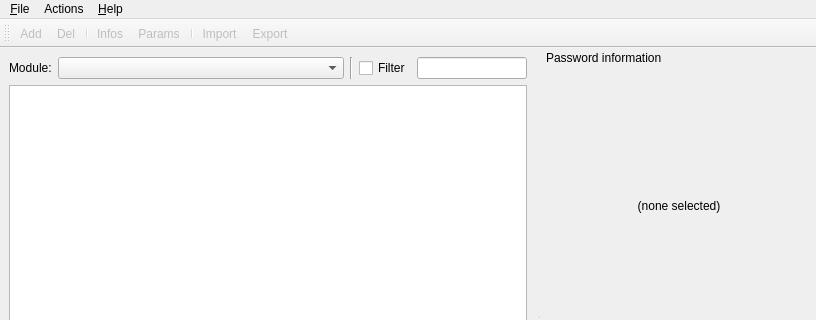
Before: the Qt Designer form util/qt/mainwindow.ui in mupuf/PPassKeeper, drawn with Qt 5; both pictures show x 0 to 816 and y 0 to 320 of the 816 by 621 pixel window.
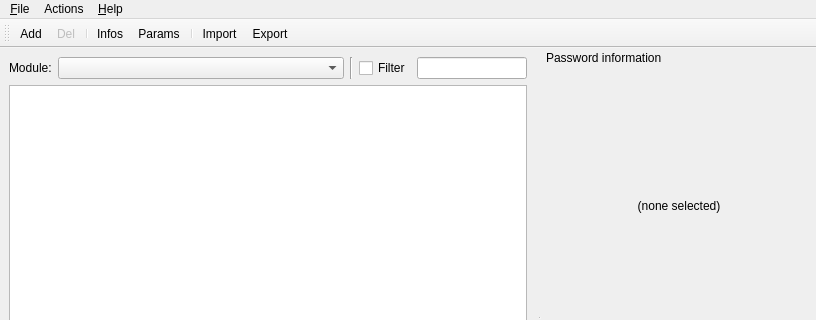
After: the same form once the commit is applied. Icons and pictures are not drawn.

Commit message: Util Qt: Re-order widgets in addPwd; Add icons to 'Add' and 'Del'; Shorten some error messages; Fix consistency with the module combobox; Add a context menu

```diff
--- a/util/qt/mainwindow.ui
+++ b/util/qt/mainwindow.ui
@@ -103,12 +103,12 @@
    <addaction name="menu_Help"/>
   </widget>
   <widget class="QToolBar" name="toolBar">
-   <property name="enabled">
-    <bool>false</bool>
-   </property>
    <property name="windowTitle">
     <string>toolBar</string>
    </property>
+   <property name="toolButtonStyle">
+    <enum>Qt::ToolButtonTextOnly</enum>
+   </property>
    <attribute name="toolBarArea">
     <enum>TopToolBarArea</enum>
    </attribute>
@@ -298,6 +298,13 @@
    </property>
   </action>
   <action name="action_Del">
+   <property name="enabled">
+    <bool>false</bool>
+   </property>
+   <property name="icon">
+    <iconset resource="ressources.qrc">
+     <normaloff>:/images/icons/list-remove.png</normaloff>:/images/icons/list-remove.png</iconset>
+   </property>
    <property name="text">
     <string>&amp;Del</string>
    </property>
@@ -339,6 +346,9 @@
    </property>
   </action>
   <action name="actionInfos">
+   <property name="enabled">
+    <bool>true</bool>
+   </property>
    <property name="text">
     <string>Infos</string>
    </property>
```
Left out of the diff: 20 changed lines with no effect on the pictures. The commit also changes 6 other files.
